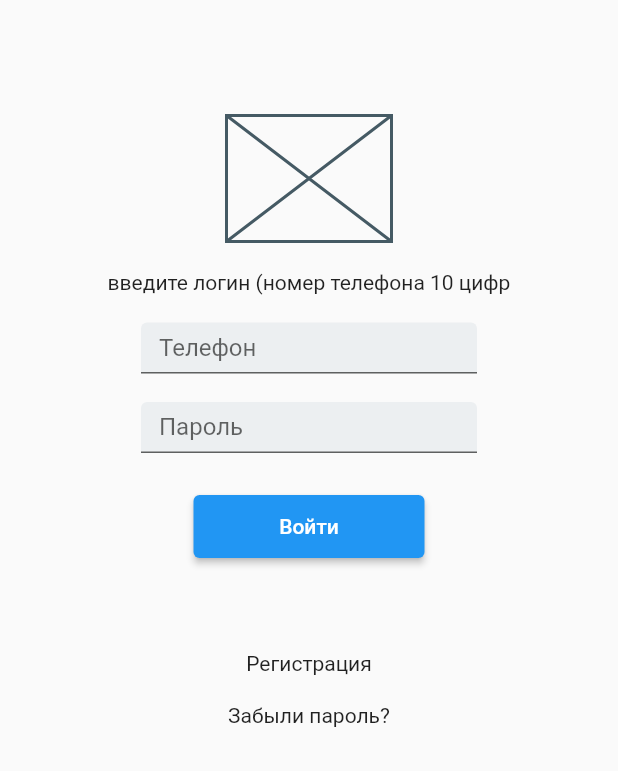
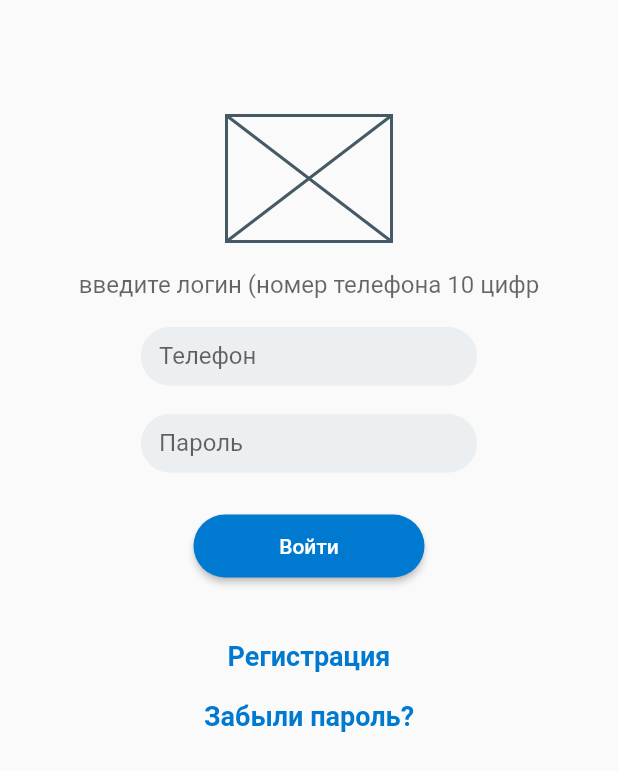
Before and after one commit to megasts/progect_page1, a Flutter app: the screen it shows after launch, on a phone screen of 412 x 824 dp. Shown: the top 771 px of the screen. Run offline on Flutter 3.47's test engine with Material 2 defaults, Android fonts, the phone set to English and light mode, and no system bars.

Commit message:
Добавлена стилизация виджетов формы авторизации

```diff
--- a/lib/main.dart
+++ b/lib/main.dart
@@ -10,6 +10,23 @@ class MyApp extends StatelessWidget {
   // This widget is the root of your application.
   @override
   Widget build(BuildContext context) {
+    const borderStile = OutlineInputBorder(
+      borderRadius: BorderRadius.all(Radius.circular(36)),
+      borderSide: BorderSide(
+        color: const Color(0xFFeceff1), width: 2
+      )
+    );
+    const borderFocusStile = OutlineInputBorder(
+        borderRadius: BorderRadius.all(Radius.circular(36)),
+        borderSide: BorderSide(
+            color: const Color(0xFF0079D0), width: 2
+        )
+    );
+    const linkTextStyle = TextStyle(
+        fontSize: 18,
+        fontWeight: FontWeight.bold,
+        color: Color(0xFF0079D0)
+    );
     return MaterialApp(
       home: Scaffold(
           body: Container(
@@ -18,34 +35,52 @@ class MyApp extends StatelessWidget {
               SizedBox(height: 77,),
               SizedBox(width: 110,height: 84,child: Placeholder(),),
               SizedBox(height: 19,),
-              Text("введите логин (номер телефона 10 цифр"),
+              Text("введите логин (номер телефона 10 цифр",
+              style: TextStyle(fontSize: 16, color: Color.fromRGBO(0, 0, 0, 0.6)),),
               SizedBox(height: 19,),
-              const SizedBox(width: 224,height: 34,
+              const SizedBox(width: 224,height: 39,
                 child: TextField(
                   decoration: InputDecoration(
                     filled: true,
                     fillColor: Color(0xFFeceff1),
+                    enabledBorder: borderStile,
+                    focusedBorder: borderFocusStile,
                     labelText: 'Телефон',
                   ),
                 ),
               ),
               SizedBox(height: 19,),
-                         const SizedBox(width: 224, height: 34,
+              const SizedBox(width: 224, height: 39,
                 child: TextField(
                   obscureText: true,
                   decoration: InputDecoration(
                     filled: true,
                     fillColor: Color(0xFFeceff1),
+                    enabledBorder: borderStile,
+                    focusedBorder: borderFocusStile,
                     labelText: 'Пароль',
                   ),
                 ),
               ),
               SizedBox(height: 28,),
-              SizedBox(width: 154, height:42, child: ElevatedButton(onPressed: () {}, child: Text('Войти'))),
-              SizedBox(height: 62,),
-              InkWell(child: Text('Регистрация'), onTap: () {},),
+              SizedBox(width: 154, height:42, child:
+                ElevatedButton(onPressed: () {},
+                    child: Text('Войти'),
+                    style: ElevatedButton.styleFrom(
+                      primary: Color(0xFF0079D0),
+                      shape: RoundedRectangleBorder(
+                          borderRadius:  BorderRadius.circular(36.0),
+                      ),
+                    ),
+                )
+              ),
+              SizedBox(height: 42,),
+               InkWell(child: const  Text('Регистрация',
+                style: linkTextStyle,),
+                onTap: () {}),
               SizedBox(height: 19,),
-              InkWell(child: Text('Забыли пароль?'), onTap: () {},),
+              InkWell(child: Text('Забыли пароль?', style: linkTextStyle,),
+                onTap: () {})
             ],),
           )
       ),
```
